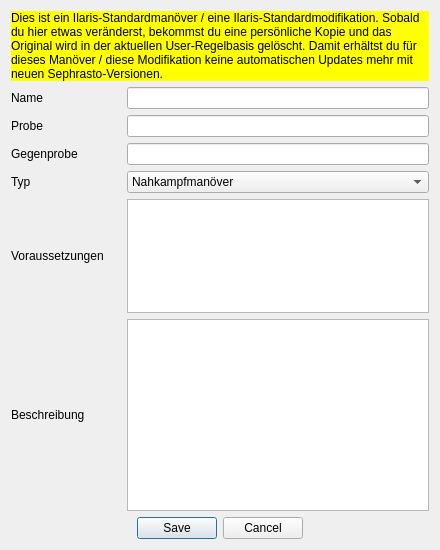
Before: the Qt Designer form UI/DatenbankEditManoever.ui in Aeolitus/Sephrasto, drawn with Qt 5.
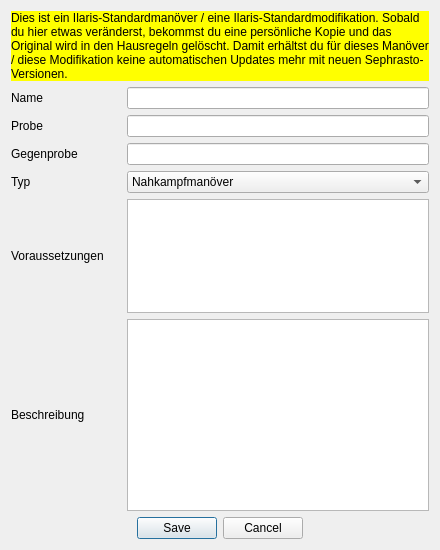
After: the same form once the commit is applied.

Commit message: - Added two alternative visual themes: Fusion and Fusion Dark - Settings: cleaned up layout; renamed the cryptic "Nutzer-Regelbasis" to "Hausregeln"; added theme selection; added application restart if plugin or theme changes - Database editors: renamed the cryptic "Nutzer-Regelbasis" to "Hausregeln"; forced font in yellow warning labels to black, so it's always readable independent of the theme font color

What changed in the file:
```diff
--- a/UI/DatenbankEditManoever.ui
+++ b/UI/DatenbankEditManoever.ui
@@ -149,10 +149,10 @@
         <bool>false</bool>
        </property>
        <property name="styleSheet">
-        <string notr="true">background-color: rgb(255, 255, 0);</string>
+        <string notr="true">background-color: rgb(255, 255, 0); color: black;</string>
        </property>
        <property name="text">
-        <string>Dies ist ein Ilaris-Standardmanöver / eine Ilaris-Standardmodifikation. Sobald du hier etwas veränderst, bekommst du eine persönliche Kopie und das Original wird in der aktuellen User-Regelbasis gelöscht. Damit erhältst du für dieses Manöver / diese Modifikation keine automatischen Updates mehr mit neuen Sephrasto-Versionen.</string>
+        <string>&lt;html&gt;&lt;head/&gt;&lt;body&gt;&lt;p&gt;Dies ist ein Ilaris-Standardmanöver / eine Ilaris-Standardmodifikation. Sobald du hier etwas veränderst, bekommst du eine persönliche Kopie und das Original wird in den Hausregeln gelöscht. Damit erhältst du für dieses Manöver / diese Modifikation keine automatischen Updates mehr mit neuen Sephrasto-Versionen.&lt;/p&gt;&lt;/body&gt;&lt;/html&gt;</string>
        </property>
        <property name="wordWrap">
         <bool>true</bool>
```
The commit also changes 25 other files.
